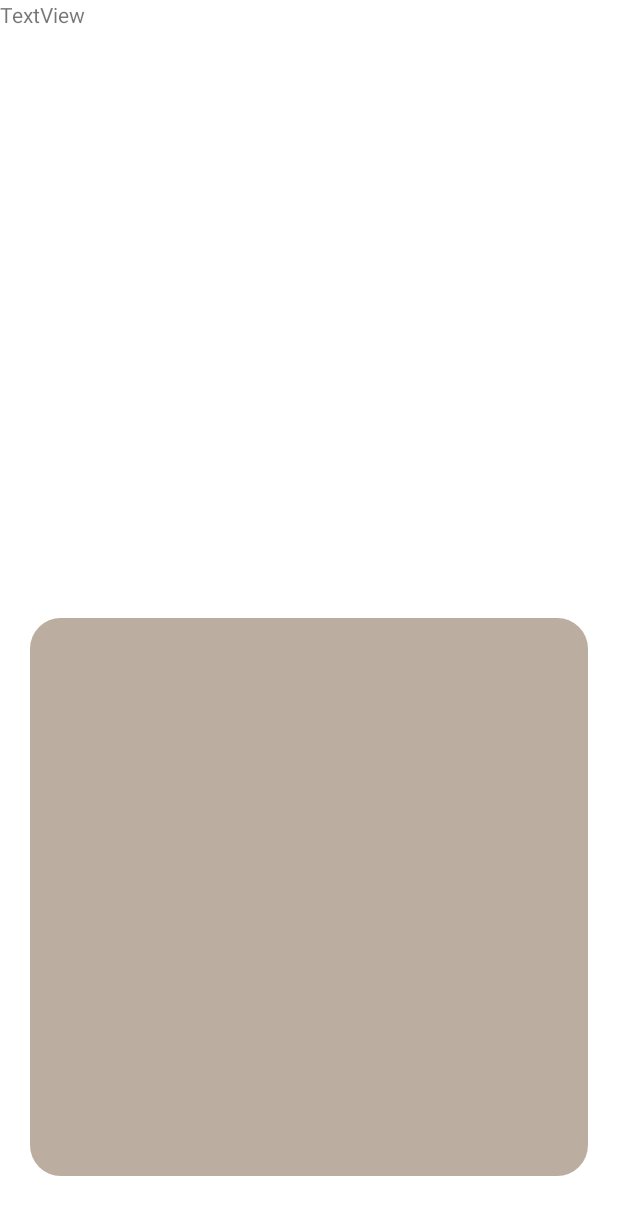
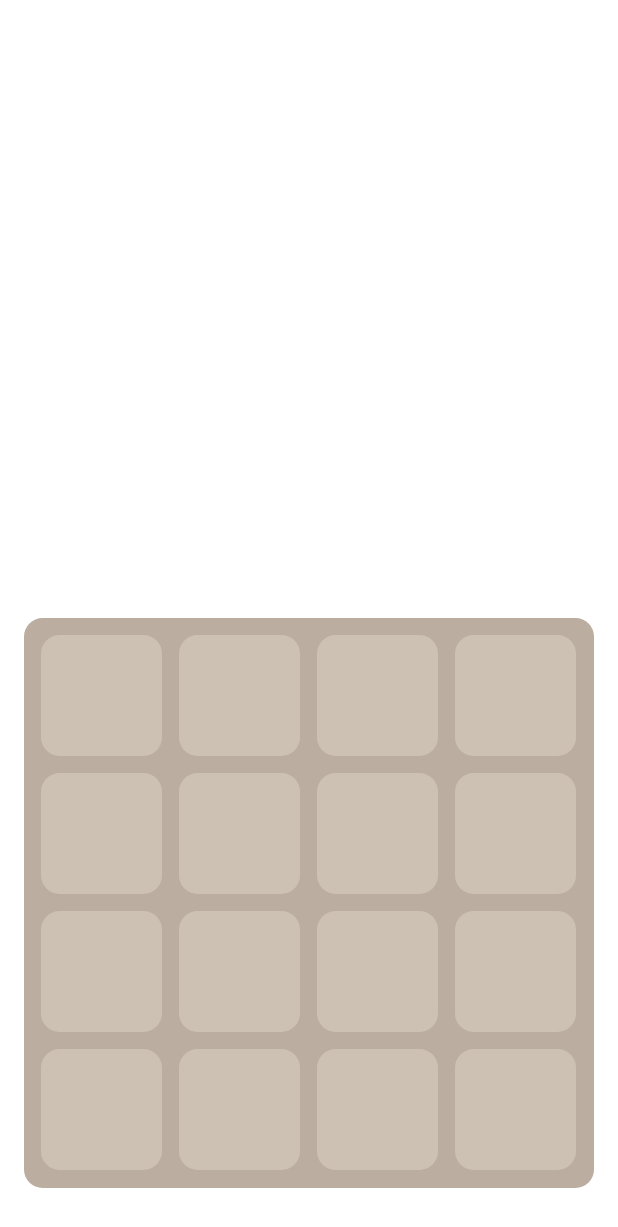
Before and after one commit to h31/ProgrammingLabSummer2022Task3, an Android app: the GameActivity screen opened directly, with no data from a screen before it, on a phone screen of 412 x 824 dp. Shown: the top 1227 px of the screen. Run offline under Robolectric (Android 15) with nearby library versions, the phone set to English and light mode, and no system bars; 6 statements that could not run were skipped.

Commit message:
add board and square spawner

```diff
--- a/app/src/main/java/com/example/game/ui/Board.java
+++ b/app/src/main/java/com/example/game/ui/Board.java
@@ -7,28 +7,70 @@ import android.graphics.Color;
 import android.graphics.Paint;
 import android.graphics.RectF;
 import android.util.AttributeSet;
+import androidx.core.util.Pair;
 import android.view.View;
 
+import androidx.annotation.NonNull;
 import androidx.annotation.Nullable;
 
+import java.util.HashMap;
+import java.util.Map;
+import java.util.Objects;
+
 public class Board extends View {
+
+    final static public int BOARD_SIZE = 4;
+    final private Map<Pair<Integer, Integer>, Pair<Integer, Integer>> map = new HashMap<>();
+
+    private int squareSize = 0;
+
+    public Board(Context context) {
+        super(context);
+    }
 
     public Board(Context context, @Nullable AttributeSet attrs) {
         super(context, attrs);
     }
 
-    private void drawRoundRect(Canvas canvas, int x, int y, int size, String color) {
+    /**
+     * Рисует квадрат с закругленными краями
+     *
+     * @param x     координата x левого врехнего угла
+     * @param y     координата y левого врехнего угла
+     * @param size  длинна грани
+     * @param color цвет квадрата
+     **/
+    private void drawRoundRect(@NonNull Canvas canvas, int x, int y, int size, @NonNull String color) {
         @SuppressLint("DrawAllocation") Paint paint = new Paint();
         paint.setColor(Color.parseColor(color));
         @SuppressLint("DrawAllocation") RectF rect = new RectF();
         rect.set(x, y, x + size, y + size);
-        canvas.drawRoundRect(rect, (float) (getWidth() * 0.05), (float) (getWidth() * 0.05), paint);
+        canvas.drawRoundRect(rect, (float) (getWidth() * 0.03), (float) (getWidth() * 0.03), paint);
+    }
+
+    public Pair<Integer, Integer> getCoordinate(int x, int y) {
+        System.out.println(map);
+        return map.get(Pair.create(x, y));
+    }
+
+    public int getSquareSize() {
+        return squareSize;
     }
 
     @Override
     protected void onDraw(Canvas canvas) {
-        int indent = (int) (getWidth() * 0.05);
-        drawRoundRect(canvas, indent, getHeight() - getWidth(), getWidth() - indent * 2, "#bbada0");
-
+        System.out.println("Hello");
+        int indent = (int) (getWidth() * 0.04);
+        int sizeBoard = getWidth() - indent * 2;
+        drawRoundRect(canvas, indent, getHeight() - getWidth(), sizeBoard, "#bbada0");
+        int indentSquares = (int) (sizeBoard * 0.03);
+        squareSize = (sizeBoard - indentSquares * (BOARD_SIZE + 1)) / BOARD_SIZE;
+        for (int y = 0; y < BOARD_SIZE; y++)
+            for (int x = 0; x < BOARD_SIZE; x++) {
+                map.put(Pair.create(x, y), Pair.create(indent + indentSquares * (x + 1) + squareSize * x,
+                        getHeight() - getWidth() + indentSquares * (y + 1) + squareSize * y));
+                drawRoundRect(canvas, Objects.requireNonNull(map.get(Pair.create(x, y))).first,
+                        Objects.requireNonNull(map.get(Pair.create(x, y))).second, squareSize, "#cdc1b4");
+            }
     }
 }
--- a/app/src/main/java/com/example/game/ui/GameActivity.java
+++ b/app/src/main/java/com/example/game/ui/GameActivity.java
@@ -1,16 +1,55 @@
 package com.example.game.ui;
 
 import androidx.appcompat.app.AppCompatActivity;
+import androidx.constraintlayout.widget.ConstraintLayout;
+import androidx.core.util.Pair;
 
 import android.os.Bundle;
+import android.view.animation.AccelerateInterpolator;
+import android.view.animation.Animation;
+import android.view.animation.ScaleAnimation;
 
 import com.example.game.R;
+import com.example.game.core.Coordinate;
+import com.example.game.core.Game;
 
 public class GameActivity extends AppCompatActivity {
+
+    private ConstraintLayout layout;
+    private Board board;
+    private Game game;
 
     @Override
     protected void onCreate(Bundle savedInstanceState) {
         super.onCreate(savedInstanceState);
         setContentView(R.layout.activity_game);
+        setViews();
+        layout.addView(board = new Board(this));
+        board.postDelayed(() -> {
+            game = new Game(Board.BOARD_SIZE);
+            spawnSquare();
+        }, 500);
+    }
+
+    private void spawnSquare() {
+        Square square = new Square(this);
+        Pair<Coordinate, Integer> squareCoordinate = game.spawnSquare();
+        Pair<Integer, Integer> squarePosition =
+                board.getCoordinate(squareCoordinate.first.x, squareCoordinate.first.y);
+        square.setX(squarePosition.first);
+        square.setY(squarePosition.second);
+        square.setSize(board.getSquareSize());
+        square.setNumber(squareCoordinate.second);
+        Animation animation = new ScaleAnimation(0.0f, 1.0f, 0.0f, 1.0f,
+                squarePosition.first + (float) board.getSquareSize() / 2,
+                squarePosition.second + (float) board.getSquareSize() / 2);
+        animation.setDuration(300);
+        animation.setInterpolator(new AccelerateInterpolator());
+        layout.addView(square);
+        square.startAnimation(animation);
+    }
+
+    private void setViews() {
+        layout = (ConstraintLayout) findViewById(R.id.layout);
     }
 }
--- /dev/null
+++ b/app/src/main/java/com/example/game/ui/Square.java
@@ -0,0 +1,45 @@
+package com.example.game.ui;
+
+import android.annotation.SuppressLint;
+import android.content.Context;
+import android.graphics.Canvas;
+import android.graphics.Color;
+import android.graphics.Paint;
+import android.graphics.RectF;
+import android.util.AttributeSet;
+import android.view.View;
+
+import androidx.annotation.Nullable;
+
+public class Square extends View {
+
+    private int number = 0;
+    private int size = 0;
+
+    public Square(Context context, @Nullable AttributeSet attrs) {
+        super(context, attrs);
+    }
+
+    public Square(Context context) {
+        super(context);
+    }
+
+    public void setNumber(int number) {
+        this.number = number;
+    }
+
+    public void setSize(int size) {
+        this.size = size;
+    }
+
+    @Override
+    protected void onDraw(Canvas canvas) {
+        if (number != 0) {
+            @SuppressLint("DrawAllocation") Paint paint = new Paint();
+            paint.setColor(Color.parseColor("#F00FAA"));
+            @SuppressLint("DrawAllocation") RectF rect = new RectF();
+            rect.set(0, 0, size, size);
+            canvas.drawRoundRect(rect, (float) (getWidth() * 0.03), (float) (getWidth() * 0.03), paint);
+        }
+    }
+}
--- /dev/null
+++ b/app/src/main/res/anim/spawn_square.xml
@@ -0,0 +1,7 @@
+<?xml version="1.0" encoding="utf-8"?>
+<scale xmlns:android="http://schemas.android.com/apk/res/android"
+    android:duration="3000"
+    android:fromXScale="0.1"
+    android:fromYScale="0.1"
+    android:toXScale="1.0"
+    android:toYScale="1.0"/>
--- a/app/src/main/res/layout/activity_game.xml
+++ b/app/src/main/res/layout/activity_game.xml
@@ -1,20 +1,10 @@
 <?xml version="1.0" encoding="utf-8"?>
-<LinearLayout xmlns:android="http://schemas.android.com/apk/res/android"
+<androidx.constraintlayout.widget.ConstraintLayout xmlns:android="http://schemas.android.com/apk/res/android"
     xmlns:app="http://schemas.android.com/apk/res-auto"
     xmlns:tools="http://schemas.android.com/tools"
     android:layout_width="match_parent"
     android:layout_height="match_parent"
     tools:context=".ui.GameActivity"
-    android:orientation="vertical">
-
-    <TextView
-        android:id="@+id/textView"
-        android:layout_width="226dp"
-        android:layout_height="45dp"
-        android:text="TextView" />
-
-    <com.example.game.ui.Board
-        android:id="@+id/board3"
-        android:layout_width="match_parent"
-        android:layout_height="wrap_content" />
-</LinearLayout>
+    android:orientation="vertical"
+    android:id="@+id/layout">
+</androidx.constraintlayout.widget.ConstraintLayout>
```
